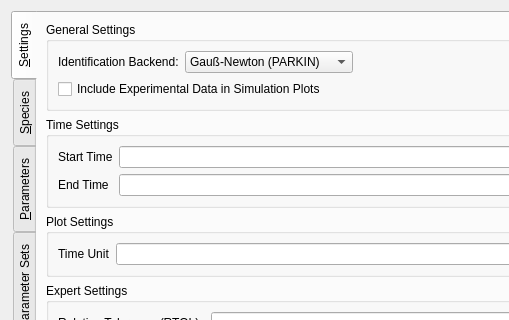
Before: the Qt Designer form src/simulationworkbench/simulationworkbench_v4.ui in CSB-at-ZIB/BioPARKIN, drawn with Qt 5; both pictures show x 0 to 509 and y 0 to 320 of the 724 by 842 pixel window.
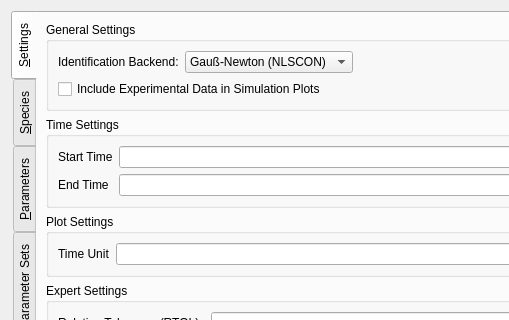
After: the same form once the commit is applied.

Commit message: SimWorkbench: Changed order of NLSCON and PARKIN

The edit to the form file:
```diff
--- a/src/simulationworkbench/simulationworkbench_v4.ui
+++ b/src/simulationworkbench/simulationworkbench_v4.ui
@@ -61,7 +61,7 @@
              <widget class="QComboBox" name="comboBoxBackendSelect">
               <item>
                <property name="text">
-                <string>Gauß-Newton (PARKIN)</string>
+                <string>Gauß-Newton (NLSCON)</string>
                </property>
               </item>
               <item>
```
Left out of the diff: 2 changed lines with no effect on the pictures. The commit also changes 3 other files.
